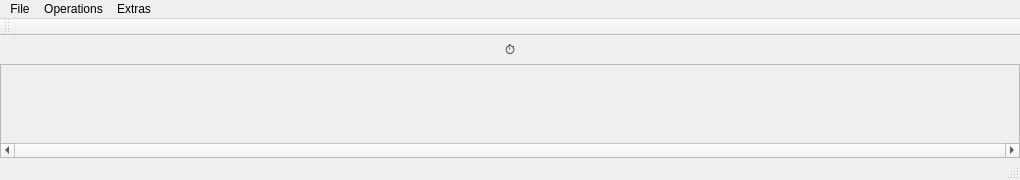
Before: the Qt Designer form KomischesCAIPProjekt/KomischesCAIPProjekt.ui in Kixel/KomischesCAIPProjekt, drawn with Qt 5.
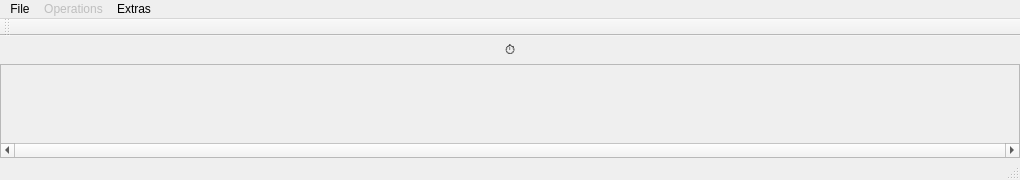
After: the same form once the commit is applied.

Patch:
```diff
--- a/KomischesCAIPProjekt/KomischesCAIPProjekt.ui
+++ b/KomischesCAIPProjekt/KomischesCAIPProjekt.ui
@@ -135,7 +135,7 @@
    </widget>
    <widget class="QMenu" name="menuOperations">
     <property name="enabled">
-     <bool>true</bool>
+     <bool>false</bool>
     </property>
     <property name="title">
      <string>Operations</string>
```
Left out of the diff: 10 changed lines with no effect on the pictures.
